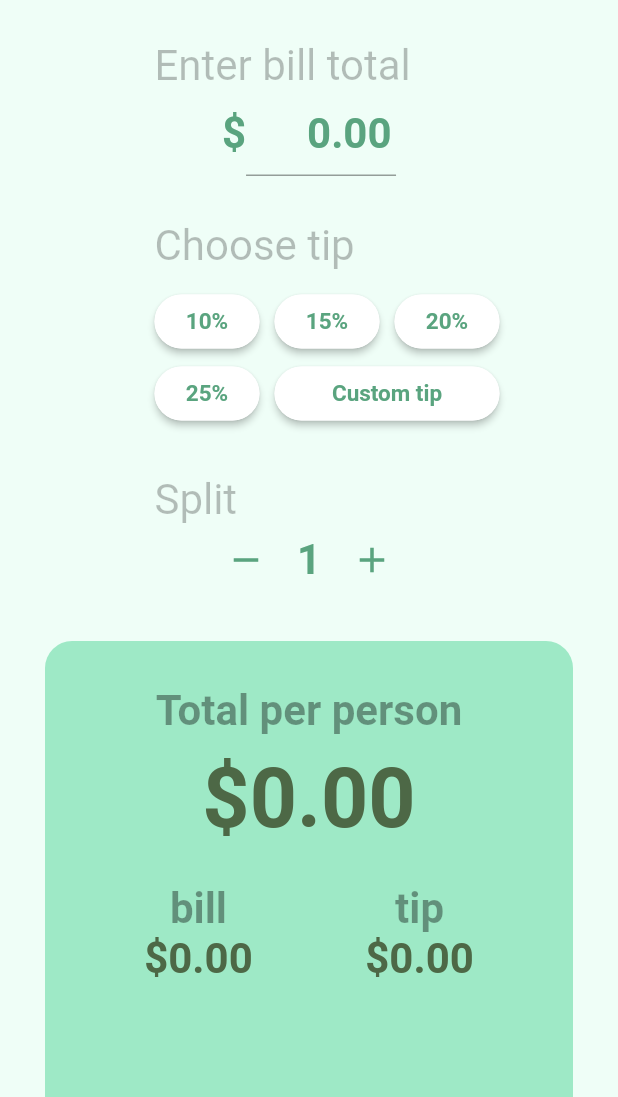
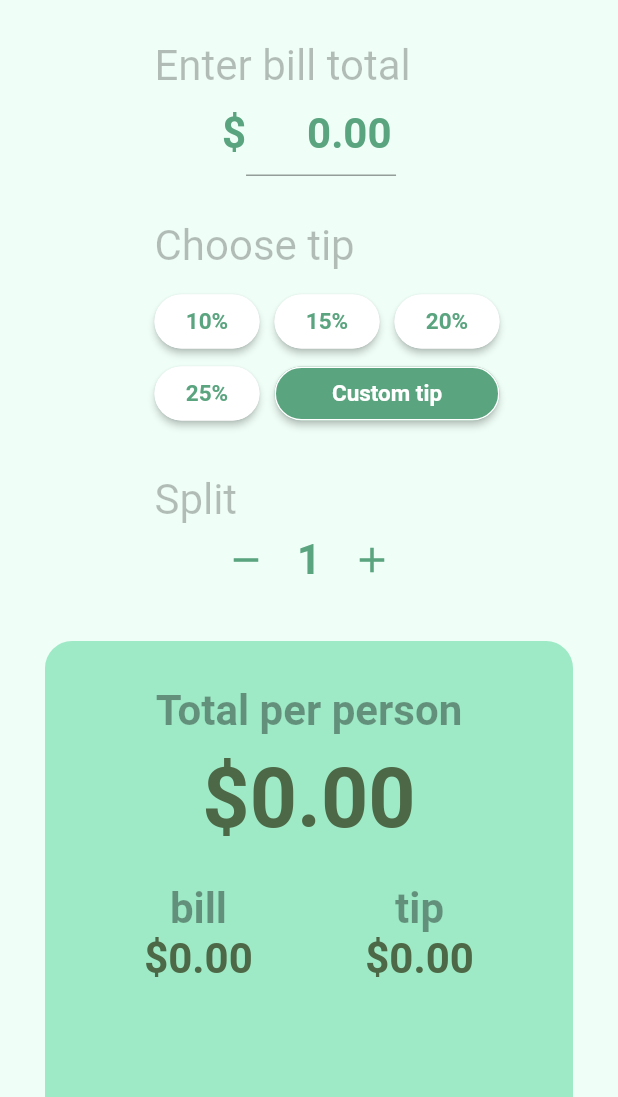
Before and after one commit to andrewjprice/flutter_gratuity, a Flutter app: the screen it shows after launch, after a tap on "Custom tip", on a phone screen of 412 x 824 dp, the part 139-1236 px from its top. Run offline on Flutter 3.47's test engine with Material 2 defaults, Android fonts, the phone set to English and light mode, and no system bars; our stand-ins replace flutter_masked_text, google_fonts; Roboto replaces fonts that are missing (Tajawal).

Commit message:
Toggle tip buttons

```diff
--- a/lib/app_state.dart
+++ b/lib/app_state.dart
@@ -2,9 +2,11 @@ import 'package:flutter/material.dart';
 
 class AppState extends ChangeNotifier {
   AppState();
+
   double _total = 0.0;
   double _tip = 0.0;
   int _split = 1;
+  String _toggle = '';
   String _totalDisplay = "\$0.00";
   String _billDisplay = "\$0.00";
   String _tipDisplay = "\$0.00";
@@ -15,7 +17,8 @@ class AppState extends ChangeNotifier {
     notifyListeners();
   }
 
-  void setTip(double tip) {
+  void setTip(double tip, String toggleKey) {
+    _toggle = _toggle == toggleKey ? '' : toggleKey;
     _tip = tip;
     calculate();
     notifyListeners();
@@ -38,6 +41,7 @@ class AppState extends ChangeNotifier {
   double get total => _total;
   double get tip => _tip;
   int get split => _split;
+  String get toggle => _toggle;
   String get totalDisplay => _totalDisplay;
   String get billDisplay => _billDisplay;
   String get tipDisplay => _tipDisplay;
--- a/lib/widgets/tip_button.dart
+++ b/lib/widgets/tip_button.dart
@@ -1,26 +1,36 @@
 import 'package:flutter/material.dart';
+import 'package:provider/provider.dart';
+import 'package:gratuity/app_state.dart';
 
 class TipButton extends StatelessWidget {
+  final String toggleKey;
   final String label;
   final VoidCallback onPressed;
   final double width;
 
-  TipButton({this.label, this.onPressed, this.width});
+  TipButton({this.toggleKey, this.label, this.onPressed, this.width});
 
   @override
   Widget build(BuildContext context) {
+    return Consumer<AppState>(
+      builder: (context, provider, child) {
         return Container(
           width: width,
           padding: EdgeInsets.only(right: 10.0),
           child: RaisedButton(
-        color: Colors.white,
+            color: provider.toggle == toggleKey ? Theme.of(context).accentColor : Colors.white,
             shape: RoundedRectangleBorder(
                 borderRadius: BorderRadius.circular(18.0),
                 side: BorderSide(color: Colors.white)),
             child:
-            Text(label, style: TextStyle(fontSize: 15.0, fontWeight: FontWeight.bold, color: Theme.of(context).accentColor)),
+                Text(label,
+                  style: TextStyle(
+                    fontSize: 15.0,
+                    fontWeight: FontWeight.bold, color: provider.toggle == toggleKey ? Colors.white : Theme.of(context).accentColor)),
             onPressed: onPressed,
           ),
         );
       }
+    );
   }
+}
--- a/lib/widgets/tip_options.dart
+++ b/lib/widgets/tip_options.dart
@@ -23,15 +23,15 @@ class TipOptions extends StatelessWidget {
                 SizedBox(height: 10.0),
                 Row(
                   children: <Widget>[
-                    TipButton(label: '10%', onPressed: () { provider.setTip(0.1); }, width: 80.0),
-                    TipButton(label: '15%', onPressed: () { provider.setTip(0.15); }, width: 80.0),
-                    TipButton(label: '20%', onPressed: () { provider.setTip(0.2); }, width: 80.0),
+                    TipButton(label: '10%', onPressed: () { provider.setTip(0.1, '10'); }, width: 80.0, toggleKey: '10'),
+                    TipButton(label: '15%', onPressed: () { provider.setTip(0.15, '15'); }, width: 80.0, toggleKey: '15'),
+                    TipButton(label: '20%', onPressed: () { provider.setTip(0.2, '20'); }, width: 80.0, toggleKey: '20'),
                   ],
                 ),
                 Row(
                   children: <Widget>[
-                    TipButton(label: '25%', onPressed: () { provider.setTip(0.25); }, width: 80.0),
-                    TipButton(label: 'Custom tip', onPressed: () { provider.setTip(0.0); }, width: 160.0),
+                    TipButton(label: '25%', onPressed: () { provider.setTip(0.25, '25'); }, width: 80.0, toggleKey: '25'),
+                    TipButton(label: 'Custom tip', onPressed: () { provider.setTip(0.0, 'custom'); }, width: 160.0, toggleKey: 'custom'),
                   ],
                 )
               ],
```
Lines whose indentation alone changed are shown as unchanged.
